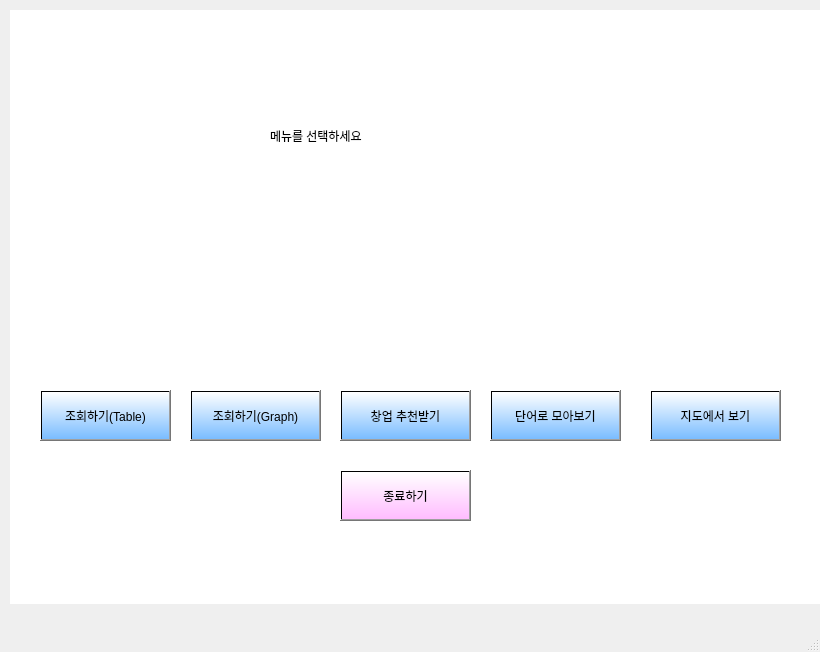
Qt form MainProgram/ui/mainscene.ui (codepearl/Ajou-2021-1) before a commit.
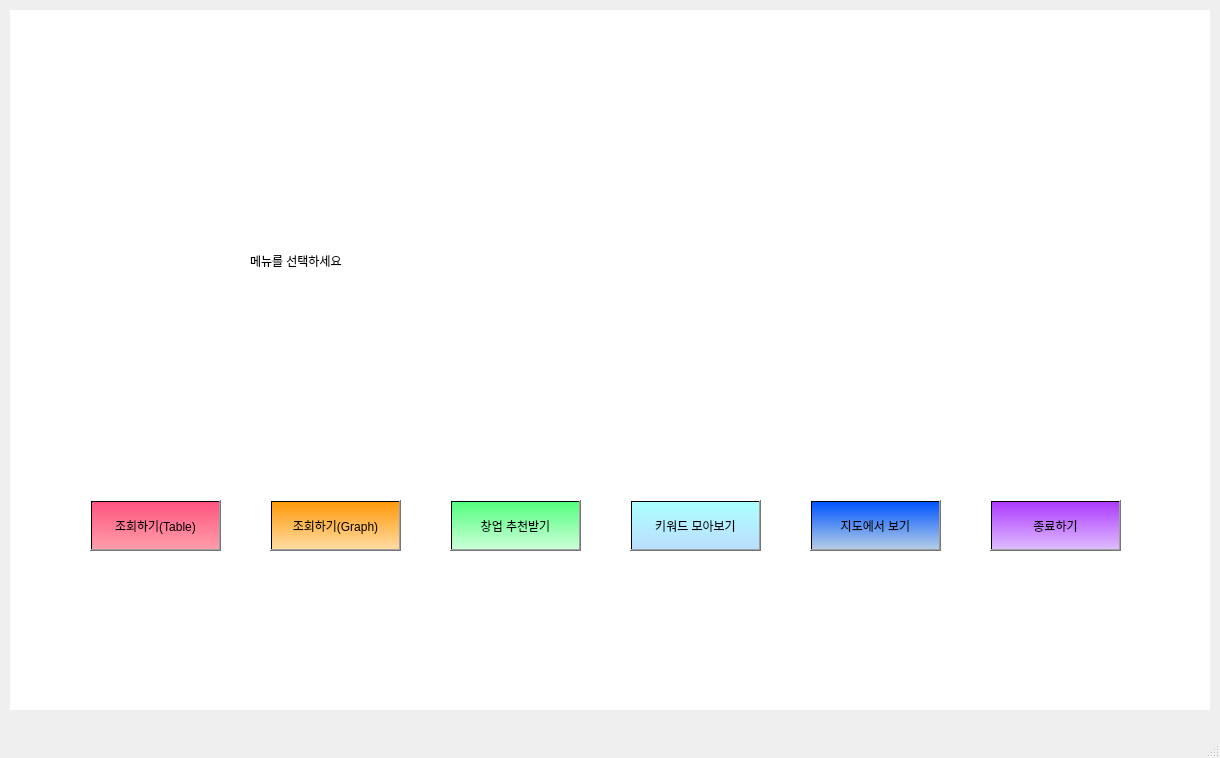
The same form after that commit.

The edit to the form file:
```diff
--- a/MainProgram/ui/mainscene.ui
+++ b/MainProgram/ui/mainscene.ui
@@ -6,8 +6,8 @@
    <rect>
     <x>0</x>
     <y>0</y>
-    <width>820</width>
-    <height>652</height>
+    <width>1220</width>
+    <height>758</height>
    </rect>
   </property>
   <property name="windowTitle">
@@ -19,8 +19,8 @@
      <rect>
       <x>10</x>
       <y>10</y>
-      <width>891</width>
-      <height>594</height>
+      <width>1200</width>
+      <height>700</height>
      </rect>
     </property>
     <property name="styleSheet">
@@ -29,10 +29,10 @@
     <widget class="QLabel" name="mainLabel">
      <property name="geometry">
       <rect>
-       <x>260</x>
-       <y>70</y>
-       <width>311</width>
-       <height>111</height>
+       <x>240</x>
+       <y>60</y>
+       <width>821</width>
+       <height>381</height>
       </rect>
      </property>
      <property name="styleSheet">
@@ -45,15 +45,15 @@
     <widget class="QPushButton" name="tableButton">
      <property name="geometry">
       <rect>
-       <x>30</x>
-       <y>380</y>
+       <x>80</x>
+       <y>490</y>
        <width>131</width>
        <height>51</height>
       </rect>
      </property>
      <property name="styleSheet">
-      <string notr="true">font: 9pt &quot;맑은 고딕&quot;;
-background-color:qlineargradient(spread:pad, x0:1, y0:1, x0:1, y1:1, stop:0 rgba(85, 170, 255, 200), stop:1 rgba(255, 255, 255, 200))</string>
+      <string notr="true">font: 75 9pt &quot;맑은 고딕&quot;;
+background-color:qlineargradient(spread:pad, x0:1, y0:1, x0:1, y1:1, stop:0 rgba(255, 5, 38, 100), stop:1 rgb(255, 85, 127));</string>
      </property>
      <property name="text">
       <string>조회하기(Table)</string>
@@ -62,15 +62,15 @@
     <widget class="QPushButton" name="graphButton">
      <property name="geometry">
       <rect>
-       <x>180</x>
-       <y>380</y>
+       <x>260</x>
+       <y>490</y>
        <width>131</width>
        <height>51</height>
       </rect>
      </property>
      <property name="styleSheet">
       <string notr="true">font: 9pt &quot;맑은 고딕&quot;;
-background-color:qlineargradient(spread:pad, x0:1, y0:1, x0:1, y1:1, stop:0 rgba(85, 170, 255, 200), stop:1 rgba(255, 255, 255, 200))</string>
+background-color:qlineargradient(spread:pad, x0:1, y0:1, x0:1, y1:1, stop:0 rgba(255, 164, 16, 100), stop:1 rgb(255, 153, 10));</string>
      </property>
      <property name="text">
       <string>조회하기(Graph)</string>
@@ -79,15 +79,15 @@
     <widget class="QPushButton" name="recommendButton">
      <property name="geometry">
       <rect>
-       <x>330</x>
-       <y>380</y>
+       <x>440</x>
+       <y>490</y>
        <width>131</width>
        <height>51</height>
       </rect>
      </property>
      <property name="styleSheet">
       <string notr="true">font: 9pt &quot;맑은 고딕&quot;;
-background-color:qlineargradient(spread:pad, x0:1, y0:1, x0:1, y1:1, stop:0 rgba(85, 170, 255, 200), stop:1 rgba(255, 255, 255, 200))</string>
+background-color:qlineargradient(spread:pad, x0:1, y0:1, x0:1, y1:1, stop:0 rgba(120, 255, 154,100), stop:1 rgb(85, 255, 127));</string>
      </property>
      <property name="text">
       <string>창업 추천받기</string>
@@ -96,15 +96,15 @@
     <widget class="QPushButton" name="mapButton">
      <property name="geometry">
       <rect>
-       <x>640</x>
-       <y>380</y>
+       <x>800</x>
+       <y>490</y>
        <width>131</width>
        <height>51</height>
       </rect>
      </property>
      <property name="styleSheet">
       <string notr="true">font: 9pt &quot;맑은 고딕&quot;;
-background-color:qlineargradient(spread:pad, x0:1, y0:1, x0:1, y1:1, stop:0 rgba(85, 170, 255, 200), stop:1 rgba(255, 255, 255, 200))</string>
+background-color:qlineargradient(spread:pad, x0:1, y0:1, x0:1, y1:1, stop:0 rgba(63, 127, 191, 100), stop:1 rgb(0, 85, 255));</string>
      </property>
      <property name="text">
       <string>지도에서 보기</string>
@@ -113,15 +113,15 @@
     <widget class="QPushButton" name="exitButton">
      <property name="geometry">
       <rect>
-       <x>330</x>
-       <y>460</y>
+       <x>980</x>
+       <y>490</y>
        <width>131</width>
        <height>51</height>
       </rect>
      </property>
      <property name="styleSheet">
       <string notr="true">font: 9pt &quot;맑은 고딕&quot;;
-background-color:qlineargradient(spread:pad, x0:1, y0:1, x0:1, y1:1, stop:0 rgba(255, 170, 255, 200), stop:1 rgba(255, 255, 255, 200))</string>
+background-color:qlineargradient(spread:pad, x0:1, y0:1, x0:1, y1:1, stop:0 rgba(170, 85, 255, 100), stop:1  rgb(173, 58, 255));</string>
      </property>
      <property name="text">
       <string>종료하기</string>
@@ -130,20 +130,41 @@
     <widget class="QPushButton" name="wcButton">
      <property name="geometry">
       <rect>
-       <x>480</x>
-       <y>380</y>
+       <x>620</x>
+       <y>490</y>
        <width>131</width>
        <height>51</height>
       </rect>
      </property>
      <property name="styleSheet">
       <string notr="true">font: 9pt &quot;맑은 고딕&quot;;
-background-color:qlineargradient(spread:pad, x0:1, y0:1, x0:1, y1:1, stop:0 rgba(85, 170, 255, 200), stop:1 rgba(255, 255, 255, 200))</string>
+background-color:qlineargradient(spread:pad, x0:1, y0:1, x0:1, y1:1, stop:0 rgba(85, 170, 255, 100), stop:1 rgb(170, 255, 255));</string>
      </property>
      <property name="text">
-      <string>단어로 모아보기</string>
+      <string>키워드 모아보기</string>
      </property>
     </widget>
+    <widget class="QWidget" name="widget" native="true">
+     <property name="geometry">
+      <rect>
+       <x>0</x>
+       <y>0</y>
+       <width>1200</width>
+       <height>700</height>
+      </rect>
+     </property>
+     <property name="styleSheet">
+      <string notr="true"/>
+     </property>
+    </widget>
+    <zorder>widget</zorder>
+    <zorder>mainLabel</zorder>
+    <zorder>tableButton</zorder>
+    <zorder>graphButton</zorder>
+    <zorder>recommendButton</zorder>
+    <zorder>mapButton</zorder>
+    <zorder>exitButton</zorder>
+    <zorder>wcButton</zorder>
    </widget>
   </widget>
   <widget class="QMenuBar" name="menubar">
```
Left out of the diff: 6 changed lines with no effect on the pictures.
